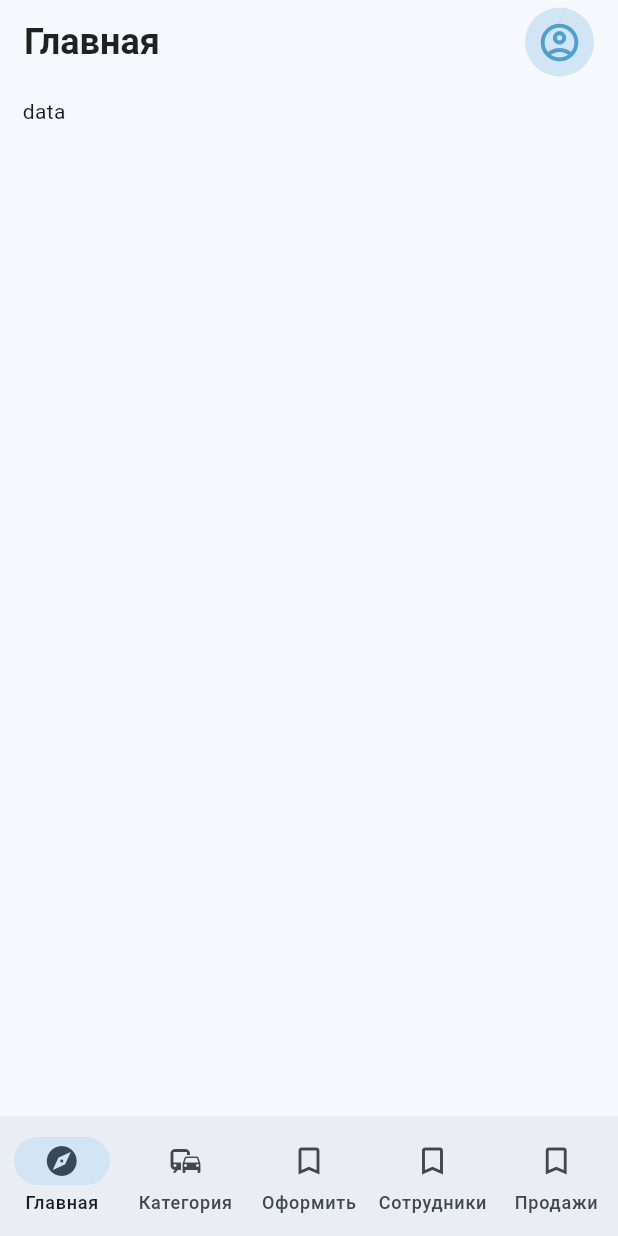
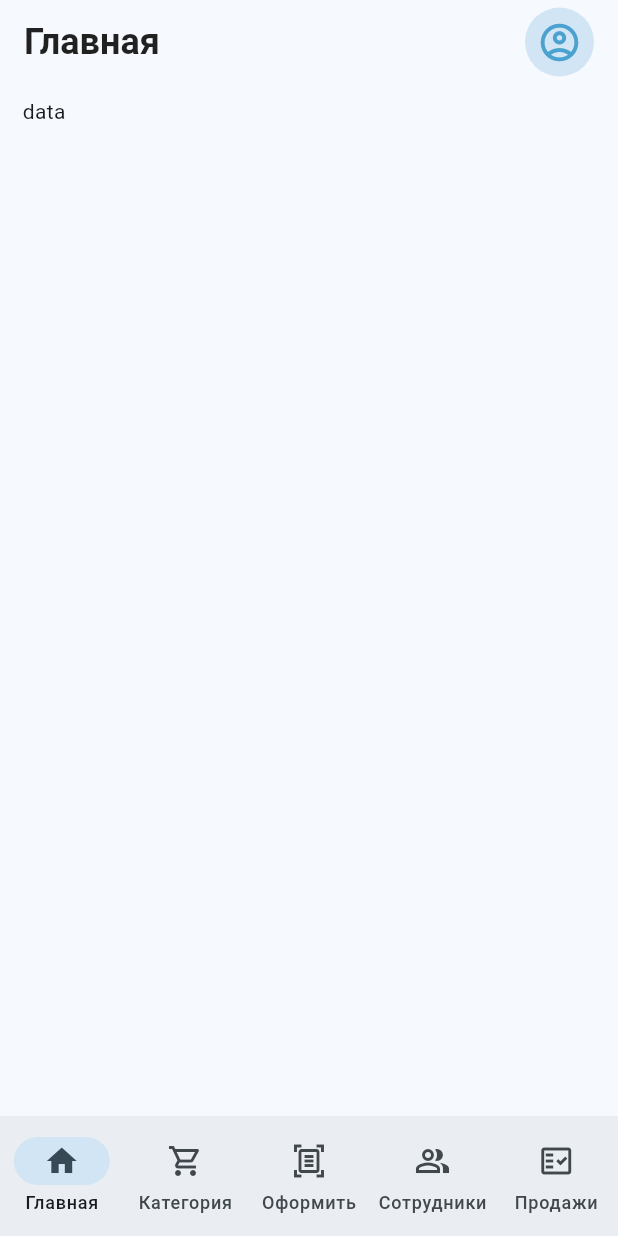
Before and after one commit to Aidosio/salles_app, a Flutter app: the MainViews screen opened by its route, on a phone screen of 412 x 824 dp. Run offline on Flutter 3.47's test engine with Material 2 defaults, Android fonts, the phone set to English and light mode, and no system bars; our stand-ins replace flutter_multi_formatter.

Commit message:
icon new reform
icon new reform

```diff
--- a/lib/views/MainViews.dart
+++ b/lib/views/MainViews.dart
@@ -111,26 +111,28 @@ class _MainViewsState extends State<MainViews> {
         selectedIndex: currentPageIndex,
         destinations: const <Widget>[
           NavigationDestination(
-            icon: Icon(Icons.explore),
+            selectedIcon: Icon(Icons.home),
+            icon: Icon(Icons.home_outlined),
             label: 'Главная',
           ),
           NavigationDestination(
-            icon: Icon(Icons.commute),
+            selectedIcon: Icon(Icons.shopping_cart),
+            icon: Icon(Icons.shopping_cart_outlined),
             label: 'Категория',
           ),
           NavigationDestination(
-            selectedIcon: Icon(Icons.bookmark),
-            icon: Icon(Icons.bookmark_border),
+            selectedIcon: Icon(Icons.document_scanner),
+            icon: Icon(Icons.document_scanner_outlined),
             label: 'Оформить',
           ),
           NavigationDestination(
-            selectedIcon: Icon(Icons.bookmark),
-            icon: Icon(Icons.bookmark_border),
+            selectedIcon: Icon(Icons.people_alt),
+            icon: Icon(Icons.people_alt_outlined),
             label: 'Сотрудники',
           ),
           NavigationDestination(
-            selectedIcon: Icon(Icons.bookmark),
-            icon: Icon(Icons.bookmark_border),
+            selectedIcon: Icon(Icons.fact_check),
+            icon: Icon(Icons.fact_check_outlined),
             label: 'Продажи',
           ),
         ],
```
